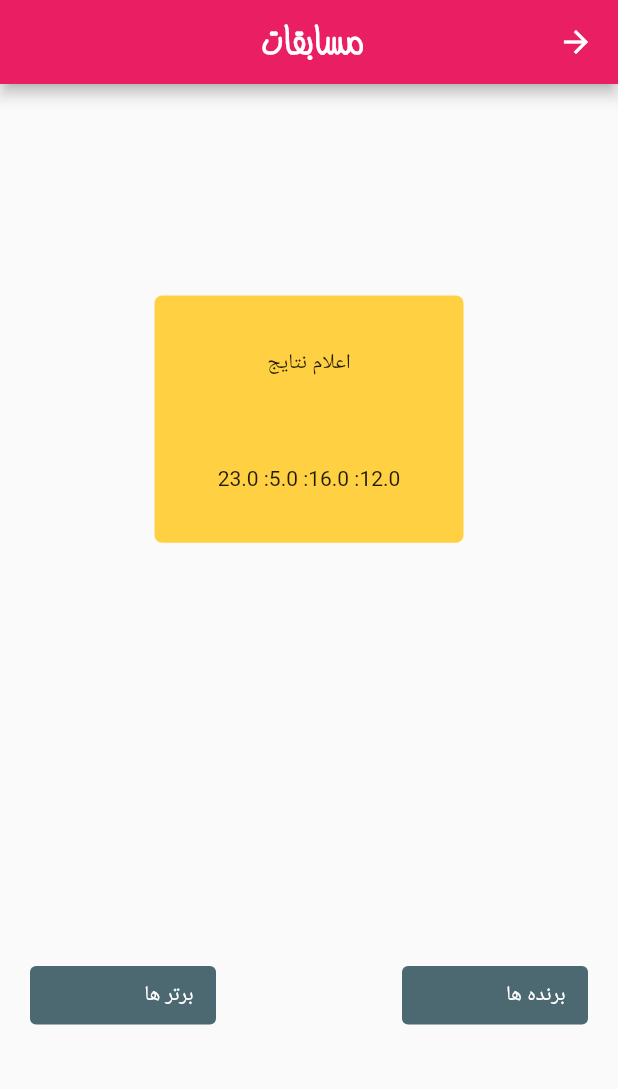
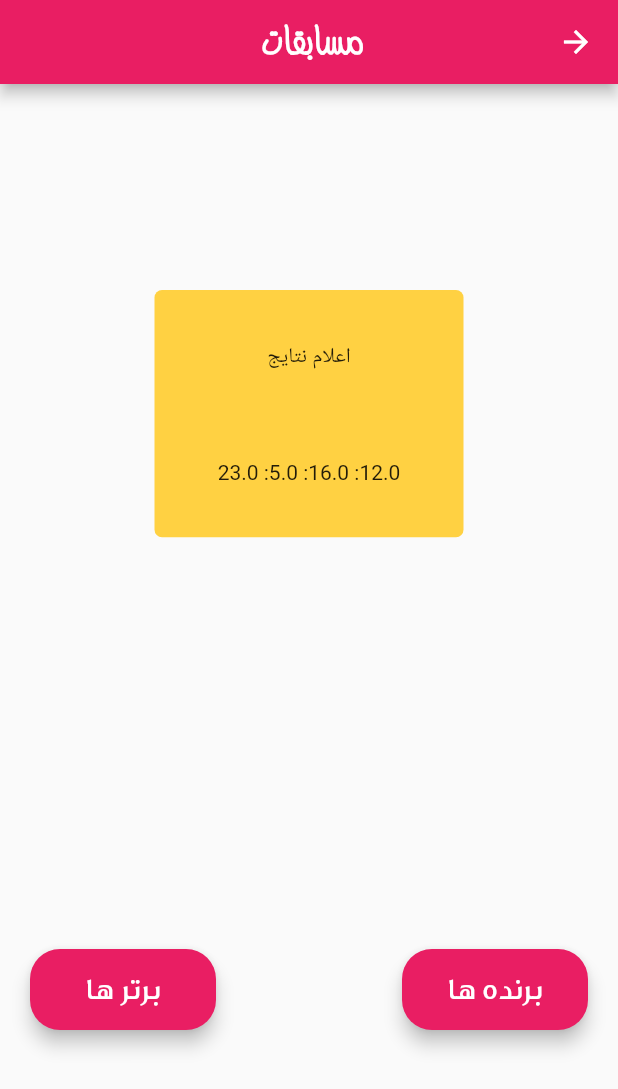
Before and after one commit to arg1998/ikomod-client, a Flutter app: the CompetitionScreen screen opened by its route, on a phone screen of 412 x 824 dp. Shown: the top 1089 px of the screen. Run offline on Flutter 3.47's test engine with Material 2 defaults, Android fonts, the phone set to English and light mode, and no system bars; network calls fail.

Commit message:
Edit Splash Button Widget

```diff
--- a/lib/widgets/SplashButton.dart
+++ b/lib/widgets/SplashButton.dart
@@ -9,24 +9,23 @@ class SplashButton extends StatelessWidget {
   @override
   Widget build(BuildContext context) {
     return Material(
-      borderRadius: BorderRadius.all(
-        Radius.circular(4),
-      ),
-      color: Color.fromRGBO(1, 42, 54, 0.7),
+      borderRadius: BorderRadius.circular(20),
+      color: Theme.of(context).primaryColor,
+      shadowColor: Colors.black,
+      elevation: 5,
       child: InkWell(
         highlightColor: Colors.black.withOpacity(0.2),
-        borderRadius: BorderRadius.all(
-          Radius.circular(5),
-        ),
+        borderRadius: BorderRadius.circular(20),
         child: Padding(
           padding: const EdgeInsets.symmetric(
             vertical: 10,
-            horizontal: 15,
+            horizontal: 10,
           ),
-          child: Text(
-            text,
-            style: TextStyle(
-              color: Colors.white,
+          child: Center(
+            child: Text(
+              text,
+              style: TextStyle(
+                  color: Colors.white, fontSize: 20, fontFamily: 'dinar'),
             ),
           ),
         ),
```
